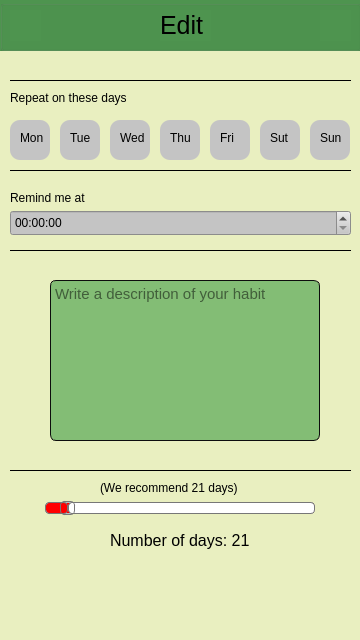
First picture: the form in edit.ui, repository oleksandrhf/GoHabit, before the edit.
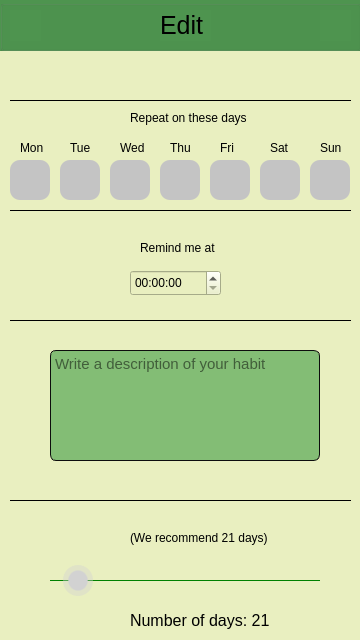
Second picture: the form after the edit. Icons and pictures are not drawn.

Commit message: fix add habit and create habit UI

Diff of the .ui file:
```diff
--- a/edit.ui
+++ b/edit.ui
@@ -19,21 +19,32 @@
   <widget class="QTimeEdit" name="timeEdit">
    <property name="geometry">
     <rect>
-     <x>10</x>
-     <y>210</y>
-     <width>341</width>
+     <x>130</x>
+     <y>270</y>
+     <width>91</width>
      <height>26</height>
     </rect>
    </property>
    <property name="styleSheet">
-    <string notr="true">background: #c4c4c4;</string>
+    <string notr="true">QTimeEdit::MinuteSection{
+stepBy:10;
+}
+
+QTimeEdit QAbstractSpinBox{
+stepEnabled: True;
+}
+
+QTimeEdit QAbstractSpinBox::MinuteSection {
+stepEnabled: True;
+stepBy:10;
+}</string>
    </property>
   </widget>
   <widget class="Line" name="line_3">
    <property name="geometry">
     <rect>
      <x>10</x>
-     <y>240</y>
+     <y>310</y>
      <width>341</width>
      <height>20</height>
     </rect>
@@ -204,7 +215,7 @@
    <property name="geometry">
     <rect>
      <x>10</x>
-     <y>160</y>
+     <y>200</y>
      <width>341</width>
      <height>20</height>
     </rect>
@@ -220,23 +231,23 @@
    <property name="geometry">
     <rect>
      <x>10</x>
-     <y>70</y>
-     <width>341</width>
-     <height>20</height>
-    </rect>
-   </property>
-   <property name="frameShadow">
-    <enum>QFrame::Plain</enum>
-   </property>
-   <property name="orientation">
-    <enum>Qt::Horizontal</enum>
-   </property>
-  </widget>
-  <widget class="QLabel" name="label_4">
-   <property name="geometry">
-    <rect>
-     <x>10</x>
      <y>90</y>
+     <width>341</width>
+     <height>20</height>
+    </rect>
+   </property>
+   <property name="frameShadow">
+    <enum>QFrame::Plain</enum>
+   </property>
+   <property name="orientation">
+    <enum>Qt::Horizontal</enum>
+   </property>
+  </widget>
+  <widget class="QLabel" name="label_4">
+   <property name="geometry">
+    <rect>
+     <x>130</x>
+     <y>110</y>
      <width>121</width>
      <height>16</height>
     </rect>
@@ -248,8 +259,8 @@
   <widget class="QLabel" name="label">
    <property name="geometry">
     <rect>
-     <x>10</x>
-     <y>190</y>
+     <x>140</x>
+     <y>240</y>
      <width>91</width>
      <height>16</height>
     </rect>
@@ -262,7 +273,7 @@
    <property name="geometry">
     <rect>
      <x>110</x>
-     <y>120</y>
+     <y>160</y>
      <width>41</width>
      <height>40</height>
     </rect>
@@ -290,7 +301,7 @@
    <property name="geometry">
     <rect>
      <x>60</x>
-     <y>120</y>
+     <y>160</y>
      <width>41</width>
      <height>40</height>
     </rect>
@@ -318,13 +329,13 @@
    <property name="geometry">
     <rect>
      <x>120</x>
-     <y>130</y>
+     <y>140</y>
      <width>25</width>
      <height>16</height>
     </rect>
    </property>
    <property name="styleSheet">
-    <string notr="true">background-color:#c4c4c4;</string>
+    <string notr="true">  background-image: none; </string>
    </property>
    <property name="text">
     <string>Wed</string>
@@ -334,13 +345,13 @@
    <property name="geometry">
     <rect>
      <x>320</x>
-     <y>130</y>
+     <y>140</y>
      <width>25</width>
      <height>16</height>
     </rect>
    </property>
    <property name="styleSheet">
-    <string notr="true">background-color:#c4c4c4;</string>
+    <string notr="true">  background-image: none; </string>
    </property>
    <property name="text">
     <string>Sun</string>
@@ -350,7 +361,7 @@
    <property name="geometry">
     <rect>
      <x>160</x>
-     <y>120</y>
+     <y>160</y>
      <width>41</width>
      <height>40</height>
     </rect>
@@ -378,7 +389,7 @@
    <property name="geometry">
     <rect>
      <x>260</x>
-     <y>120</y>
+     <y>160</y>
      <width>41</width>
      <height>40</height>
     </rect>
@@ -406,13 +417,13 @@
    <property name="geometry">
     <rect>
      <x>170</x>
-     <y>130</y>
+     <y>140</y>
      <width>25</width>
      <height>16</height>
     </rect>
    </property>
    <property name="styleSheet">
-    <string notr="true">background-color:#c4c4c4;</string>
+    <string notr="true">  background-image: none; </string>
    </property>
    <property name="text">
     <string>Thu</string>
@@ -422,23 +433,23 @@
    <property name="geometry">
     <rect>
      <x>270</x>
-     <y>130</y>
+     <y>140</y>
      <width>25</width>
      <height>16</height>
     </rect>
    </property>
    <property name="styleSheet">
-    <string notr="true">background-color:#c4c4c4;</string>
+    <string notr="true">  background-image: none; </string>
    </property>
    <property name="text">
-    <string>Sut</string>
+    <string>Sat</string>
    </property>
   </widget>
   <widget class="QCheckBox" name="checkBox_5">
    <property name="geometry">
     <rect>
      <x>210</x>
-     <y>120</y>
+     <y>160</y>
      <width>41</width>
      <height>40</height>
     </rect>
@@ -466,13 +477,13 @@
    <property name="geometry">
     <rect>
      <x>220</x>
-     <y>130</y>
+     <y>140</y>
      <width>25</width>
      <height>16</height>
     </rect>
    </property>
    <property name="styleSheet">
-    <string notr="true">background-color:#c4c4c4;</string>
+    <string notr="true">  background-image: none; </string>
    </property>
    <property name="text">
     <string>Fri</string>
@@ -482,7 +493,7 @@
    <property name="geometry">
     <rect>
      <x>310</x>
-     <y>120</y>
+     <y>160</y>
      <width>41</width>
      <height>40</height>
     </rect>
@@ -510,7 +521,7 @@
    <property name="geometry">
     <rect>
      <x>10</x>
-     <y>120</y>
+     <y>160</y>
      <width>41</width>
      <height>40</height>
     </rect>
@@ -544,14 +555,13 @@
    <property name="geometry">
     <rect>
      <x>70</x>
-     <y>130</y>
+     <y>140</y>
      <width>25</width>
      <height>16</height>
     </rect>
    </property>
    <property name="styleSheet">
-    <string notr="true">background-color:#c4c4c4;</string>
-
+    <string notr="true">  background-image: none; </string>
    </property>
    <property name="text">
     <string>Tue</string>
@@ -561,13 +571,13 @@
    <property name="geometry">
     <rect>
      <x>20</x>
-     <y>130</y>
+     <y>140</y>
      <width>25</width>
      <height>16</height>
     </rect>
    </property>
    <property name="styleSheet">
-    <string notr="true">background-color:#c4c4c4;</string>
+    <string notr="true">  background-image: none; </string>
    </property>
    <property name="text">
     <string>Mon</string>
@@ -577,9 +587,9 @@
    <property name="geometry">
     <rect>
      <x>50</x>
-     <y>280</y>
+     <y>350</y>
      <width>270</width>
-     <height>161</height>
+     <height>111</height>
     </rect>
    </property>
    <property name="font">
@@ -608,8 +618,8 @@
   <widget class="QLabel" name="label_5">
    <property name="geometry">
     <rect>
-     <x>110</x>
-     <y>520</y>
+     <x>130</x>
+     <y>600</y>
      <width>141</width>
      <height>41</height>
     </rect>
@@ -629,67 +639,50 @@
   <widget class="QSlider" name="horizontalSlider">
    <property name="geometry">
     <rect>
-     <x>45</x>
-     <y>500</y>
+     <x>50</x>
+     <y>550</y>
      <width>270</width>
-     <height>16</height>
+     <height>60</height>
     </rect>
    </property>
    <property name="styleSheet">
-    <string notr="true">QSlider::groove:horizontal {
-border: 1px solid #bbb;
-background: red;
-height: 10px;
-border-radius: 4px;
+    <string notr="true">QSlider:horizontal {
+    min-height: 60px;
 }
-QSlider::sub-page:horizontal {
-background: qlineargradient(x1: 0, y1: 0,    x2: 0, y2: 1,
-    stop: 0 #66e, stop: 1 #bbf);
-background: qlineargradient(x1: 0, y1: 0.2, x2: 1, y2: 1,
-    stop: 0 #bbf, stop: 1 #55f);
-border: 1px solid #777;
-height: 10px;
-border-radius: 4px;
+QSlider::groove:horizontal {
+    height: 1px;
+    background: green; 
 }
-
-QSlider::add-page:horizontal {
-background: #fff;
-border: 1px solid #777;
-height: 10px;
-border-radius: 4px;
-}
-
 QSlider::handle:horizontal {
-background: qlineargradient(x1:0, y1:0, x2:1, y2:1,
-    stop:0 #eee, stop:1 #ccc);
-border: 1px solid #777;
-width: 13px;
-margin-top: -2px;
-margin-bottom: -2px;
-border-radius: 4px;
+    width: 30px;
+    margin-top: -15px;
+    margin-bottom: -15px;
+    border-radius: 15px;
+    background: qradialgradient(spread:reflect, cx:0.5, cy:0.5, radius:0.5, fx:0.5, fy:0.5, stop:0.6 rgba(210, 210, 210, 255), stop:0.7 rgba(210, 210, 210, 100));
 }
-
 QSlider::handle:horizontal:hover {
 background: qlineargradient(x1:0, y1:0, x2:1, y2:1,
     stop:0 #fff, stop:1 #ddd);
 border: 1px solid #444;
 border-radius: 4px;
 }
-
-QSlider::sub-page:horizontal:disabled {
-background: #bbb;
-border-color: #999;
+/*竖向*/
+QSlider:vertical {
+    min-width: 60px;
 }
-
-QSlider::add-page:horizontal:disabled {
-background: #eee;
-border-color: #999;
+QSlider::groove:vertical {
+    width: 1px;
+    background: white; 
 }
-
-QSlider::handle:horizontal:disabled {
-background: #eee;
-border: 1px solid #aaa;
-border-radius: 4px;
+QSlider::handle:vertical {
+    height: 30px;
+    margin-left: -15px;
+    margin-right: -15px;
+    border-radius: 15px;
+    background: qradialgradient(spread:reflect, cx:0.5, cy:0.5, radius:0.5, fx:0.5, fy:0.5, stop:0.6 rgba(210, 210, 210, 255), stop:0.7 rgba(210, 210, 210, 100));
+}
+QSlider::handle:vertical:hover {
+    background: qradialgradient(spread:reflect, cx:0.5, cy:0.5, radius:0.5, fx:0.5, fy:0.5, stop:0.6 rgba(255, 255, 255, 255), stop:0.7 rgba(255, 255, 255, 100));
 }</string>
    </property>
    <property name="minimum">
@@ -711,8 +704,8 @@
   <widget class="QLabel" name="label_14">
    <property name="geometry">
     <rect>
-     <x>100</x>
-     <y>480</y>
+     <x>130</x>
+     <y>530</y>
      <width>211</width>
      <height>16</height>
     </rect>
@@ -728,7 +721,7 @@
    <property name="geometry">
     <rect>
      <x>10</x>
-     <y>460</y>
+     <y>490</y>
      <width>341</width>
      <height>20</height>
     </rect>
```
Left out of the diff: 5 changed lines with no effect on the pictures. The commit also changes 3 other files.
